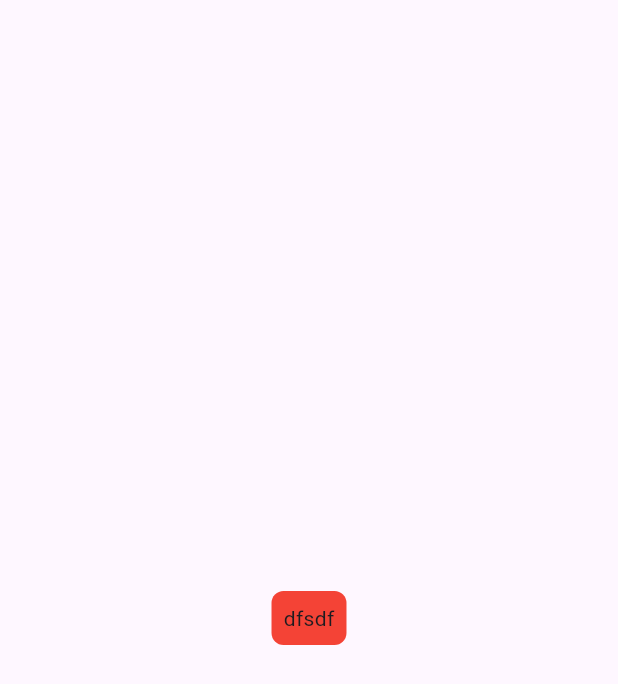
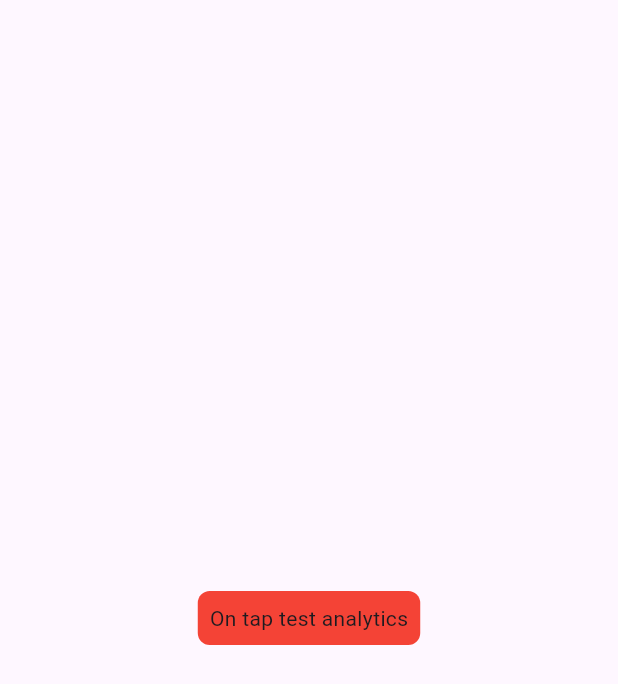
Before and after one commit to FelipeLemosBellini/gym_sync, a Flutter app: the screen it shows after launch, on a phone screen of 412 x 824 dp. Shown: the top 684 px of the screen. Run offline on Flutter 3.47's test engine with Material 3 defaults, Android fonts, the phone set to English and light mode, and no system bars; our stand-ins replace bloc, either_dart, firebase_analytics, firebase_core, flutter_bloc, get_it and 1 more; accounts and stored records are empty.

Commit message:
fix files

```diff
--- a/lib/models/gym_workout_model.dart
+++ b/lib/core/models/gym_workout_model.dart
@@ -1,4 +1,4 @@
-import 'package:gym_sync/models/workouts_model.dart';
+import 'package:gym_sync/core/models/workouts_model.dart';
 
 class GymWorkOutModel {
   final String title;
--- /dev/null
+++ b/lib/core/repository/firebase_analytics/interface/firebase_analytics_interface.dart
@@ -0,0 +1,3 @@
+abstract class IFirebaseAnalytics {
+  Future<void> onTapTest();
+}
--- a/lib/core/repository/interface/repository_gym_interface.dart
+++ b/lib/core/repository/gym_database/interface/repository_gym_interface.dart
@@ -1,6 +1,6 @@
 import 'package:either_dart/either.dart';
 import 'package:gym_sync/core/exceptions/gym_exception.dart';
-import 'package:gym_sync/models/gym_workout_model.dart';
+import 'package:gym_sync/core/models/gym_workout_model.dart';
 
 abstract class IRepositoryGym {
   Future<Either<GymException, List<GymWorkOutModel>>> getMyWorkouts();
--- a/lib/core/repository/repository_gym.dart
+++ b/lib/core/repository/gym_database/repository_gym.dart
@@ -1,7 +1,7 @@
 import 'package:gym_sync/core/exceptions/gym_exception.dart';
-import 'package:gym_sync/core/repository/interface/repository_gym_interface.dart';
-import 'package:gym_sync/models/gym_workout_model.dart';
-import 'package:gym_sync/models/workouts_model.dart';
+import 'package:gym_sync/core/models/gym_workout_model.dart';
+import 'package:gym_sync/core/models/workouts_model.dart';
+import 'package:gym_sync/core/repository/gym_database/interface/repository_gym_interface.dart';
 import 'package:either_dart/either.dart';
 
 class RepositoryGym extends IRepositoryGym {
--- /dev/null
+++ b/lib/mvvm/bloc/home_bloc.dart
@@ -0,0 +1,22 @@
+import 'package:bloc/bloc.dart';
+import 'package:flutter/cupertino.dart';
+import 'package:get_it/get_it.dart';
+import 'package:gym_sync/core/repository/firebase_analytics/interface/firebase_analytics_interface.dart';
+import 'package:gym_sync/core/repository/gym_database/interface/repository_gym_interface.dart';
+import 'package:gym_sync/mvvm/view_model/home_view_model.dart';
+
+class HomeBloc extends Cubit<HomeViewModel> {
+  final IRepositoryGym _repositoryGym = GetIt.I.call<IRepositoryGym>();
+  final IFirebaseAnalytics _analytics = GetIt.I.call<IFirebaseAnalytics>();
+
+  HomeBloc() : super(HomeViewModel());
+
+  void getWorkouts() async {
+    _repositoryGym.getMyWorkouts();
+  }
+
+  void goToNewWorkout(BuildContext context) {
+    _analytics.onTapTest();
+    // context.pushNamed(Routes.workoutPage, extra: {"gymWorkOutModel": GymWorkOutModel(title: "aaaa", workouts: [])});
+  }
+}
--- a/lib/pages/create_workout_page.dart
+++ b/lib/mvvm/pages/create_workout_page.dart
@@ -1,5 +1,5 @@
 import 'package:flutter/material.dart';
-import 'package:gym_sync/models/gym_workout_model.dart';
+import 'package:gym_sync/core/models/gym_workout_model.dart';
 
 class CreateWorkoutPage extends StatefulWidget {
   final GymWorkOutModel gymWorkOutModel;
--- /dev/null
+++ b/lib/mvvm/pages/home_page.dart
@@ -0,0 +1,39 @@
+import 'package:flutter/material.dart';
+import 'package:flutter_bloc/flutter_bloc.dart';
+import 'package:gym_sync/mvvm/bloc/home_bloc.dart';
+import 'package:gym_sync/mvvm/view_model/home_view_model.dart';
+
+class HomePage extends StatefulWidget {
+  const HomePage({super.key});
+
+  @override
+  State<HomePage> createState() => _HomePageState();
+}
+
+class _HomePageState extends State<HomePage> {
+  final HomeBloc bloc = HomeBloc();
+
+  @override
+  void initState() {
+    super.initState();
+  }
+
+  @override
+  Widget build(BuildContext context) {
+    return BlocBuilder<HomeBloc, HomeViewModel>(
+        bloc: bloc,
+        builder: (context, state) => Scaffold(
+            body: Center(
+                child: GestureDetector(
+                    onTap: () => bloc.goToNewWorkout(context),
+                    child: Container(
+                        padding: const EdgeInsets.all(8),
+                        decoration:
+                            const BoxDecoration(color: Colors.red, borderRadius: BorderRadius.all(Radius.circular(8))),
+                        child: Text("On tap test analytics"))))
+            // ListView.builder(itemBuilder: (context, index) {
+            //   return Text()
+            // }),
+            ));
+  }
+}
--- a/lib/view_model/home_view_model.dart
+++ b/lib/mvvm/view_model/home_view_model.dart
@@ -1,4 +1,4 @@
-import 'package:gym_sync/models/gym_workout_model.dart';
+import 'package:gym_sync/core/models/gym_workout_model.dart';
 
 class HomeViewModel {
   List<GymWorkOutModel> listGym = [];
--- a/lib/pages/home_page.dart
+++ /dev/null
@@ -1,39 +0,0 @@
-import 'package:flutter/material.dart';
-import 'package:gym_sync/bloc/home_bloc.dart';
-import 'package:flutter_bloc/flutter_bloc.dart';
-import 'package:gym_sync/view_model/home_view_model.dart';
-
-class HomePage extends StatefulWidget {
-  const HomePage({super.key});
-
-  @override
-  State<HomePage> createState() => _HomePageState();
-}
-
-class _HomePageState extends State<HomePage> {
-  final HomeBloc bloc = HomeBloc();
-
-  @override
-  void initState() {
-    super.initState();
-  }
-
-  @override
-  Widget build(BuildContext context) {
-    return BlocBuilder<HomeBloc, HomeViewModel>(
-        bloc: bloc,
-        builder: (context, state) => Scaffold(
-                body: Center(
-                    child: GestureDetector(
-              onTap: () => bloc.goToNewWorkout(context),
-              child: Container(
-                  padding: const EdgeInsets.all(8),
-                  decoration: BoxDecoration(color: Colors.red, borderRadius: BorderRadius.all(Radius.circular(8))),
-                  child: Text("dfsdf")),
-            ))
-                // ListView.builder(itemBuilder: (context, index) {
-                //   return Text()
-                // }),
-                ));
-  }
-}
--- a/lib/routes/animation_transitions.dart
+++ b/lib/routes/animation_transitions.dart
@@ -13,7 +13,6 @@ abstract class AnimationTransitions {
             end: const Offset(-1.0, 0.0),
           ).animate(CurvedAnimation(parent: secondaryAnimation, curve: Curves.easeInOut)),
           child: child));
-
 
   static Widget leftToRight(context, animation, secondaryAnimation, child) => SlideTransition(
       transformHitTests: false,
--- a/lib/routes/route_generate.dart
+++ b/lib/routes/route_generate.dart
@@ -1,6 +1,6 @@
 import 'package:go_router/go_router.dart';
-import 'package:gym_sync/pages/create_workout_page.dart';
-import 'package:gym_sync/pages/home_page.dart';
+import 'package:gym_sync/mvvm/pages/create_workout_page.dart';
+import 'package:gym_sync/mvvm/pages/home_page.dart';
 import 'package:gym_sync/routes/animation_transitions.dart';
 import 'package:gym_sync/routes/routes.dart';
 
--- a/pubspec.yaml
+++ b/pubspec.yaml
@@ -16,6 +16,8 @@ dependencies:
   get_it: ^7.6.4
   go_router: ^12.1.1
   either_dart: 1.0.0
+  firebase_analytics: ^10.7.4
+  firebase_core: 2.24.2
 
 dev_dependencies:
   flutter_test:
```
Also changed, not shown: lib/bloc/home_bloc.dart (deleted, +0 -21 lines), lib/core/repository/firebase_analytics/repository_firebase_analytics.dart (added, +12 -0 lines), lib/di/injection_dependencies.dart (+5 -2 lines), lib/main.dart (+6 -1 lines), lib/core/models/workouts_model.dart (renamed from lib/models/workouts_model.dart), lib/firebase/firebase_options.dart (added), pubspec.lock, 7 other files.
